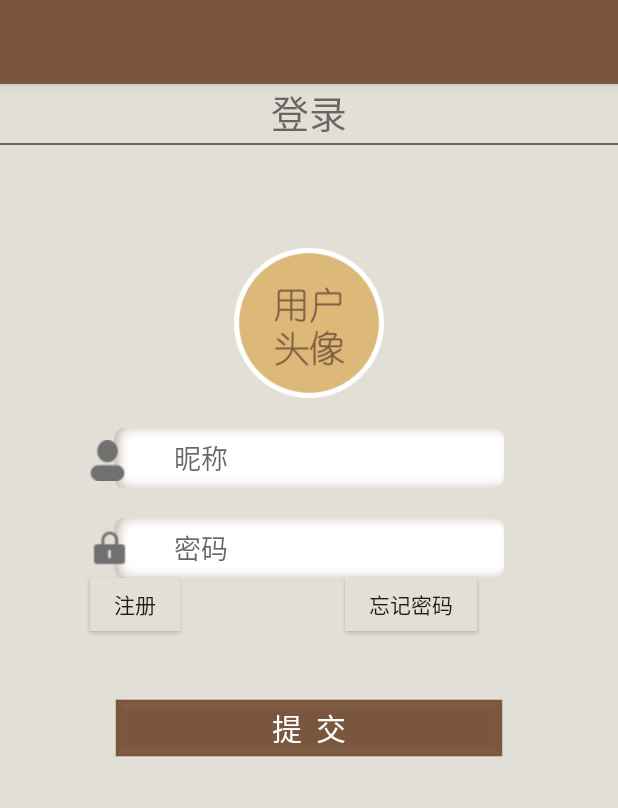
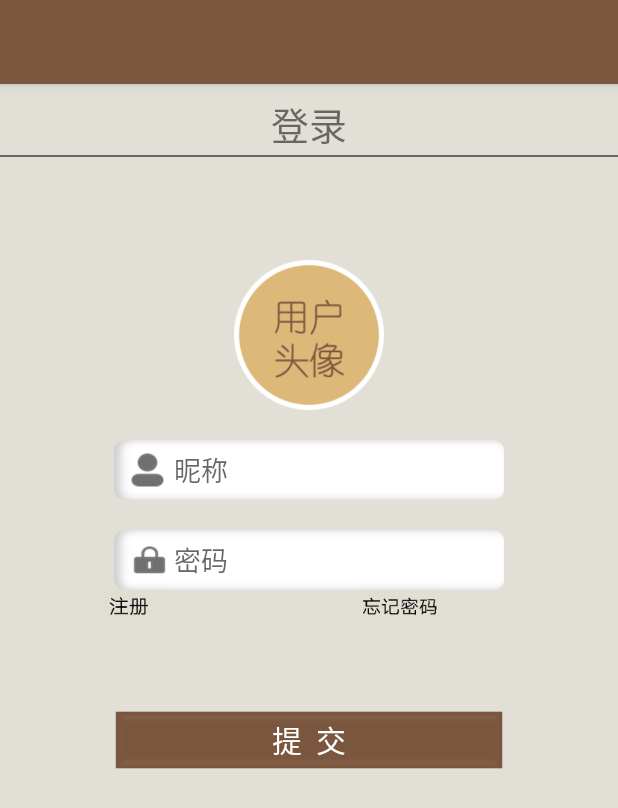
Before and after one commit to quhongjuan/fangyan2, an Android app: the login screen opened directly, with no data from a screen before it, on a phone screen of 412 x 824 dp. Shown: the top 808 px of the screen. Run offline under Robolectric (Android 15) with nearby library versions, the phone set to English and light mode, and no system bars.

Commit message:
替换图标

```diff
--- a/app/src/main/AndroidManifest.xml
+++ b/app/src/main/AndroidManifest.xml
@@ -16,8 +16,8 @@
 
     <application
         android:allowBackup="true"
-        android:icon="@mipmap/ic_launcher"
-        android:label="@string/app_name"
+        android:icon="@mipmap/ic_launcher1"
+        android:label="方言识别"
         android:roundIcon="@mipmap/ic_launcher_round"
         android:largeHeap="true"
         android:supportsRtl="true"
--- a/app/src/main/java/com/example/hh/fangyan2/activity/MainActivity.java
+++ b/app/src/main/java/com/example/hh/fangyan2/activity/MainActivity.java
@@ -61,7 +61,7 @@ public class MainActivity extends BaseActivity {
         mNavigationView = $(R.id.navigation_view);
 
 
-        mToolbar.setTitle("方言识別");
+        mToolbar.setTitle("方言识别");
 
         //这句一定要在下面几句之前调用，不然就会出现点击无反应
         setSupportActionBar(mToolbar);
--- a/app/src/main/java/com/example/hh/fangyan2/activity/login.java
+++ b/app/src/main/java/com/example/hh/fangyan2/activity/login.java
@@ -23,8 +23,8 @@ import okhttp3.Response;
 
 public class login extends AppCompatActivity{
 
-    private Button bt1;
-    private Button bt2;
+    private android.widget.ImageButton bt1;
+    private android.widget.ImageButton bt2;
     private Button bt3;
     private EditText name;
     private EditText pass;
@@ -58,8 +58,8 @@ public class login extends AppCompatActivity{
         super.onCreate(savedInstanceState);
         setContentView(R.layout.login);
 
-        bt1=(Button)findViewById(R.id.zhuce);
-        bt2=(Button)findViewById(R.id.wangji);
+        bt1=(android.widget.ImageButton)findViewById(R.id.zhuce);
+        bt2=(android.widget.ImageButton)findViewById(R.id.wangji);
         bt3=findViewById(R.id.button3);
         name=(EditText)findViewById(R.id.editText2) ;
         pass=(EditText)findViewById(R.id.editText);
--- a/app/src/main/res/layout/login.xml
+++ b/app/src/main/res/layout/login.xml
@@ -32,7 +32,7 @@
         android:text="登录"
         android:textSize="25dp"
         android:layout_centerHorizontal="true"
-        android:layout_marginTop="55dp"/>
+        android:layout_marginTop="63dp"/>
 
     <View
         android:layout_width="wrap_content"
@@ -60,44 +60,26 @@
         android:layout_below="@+id/img"
         android:layout_width="260dp"
         android:layout_height="40dp"
-        android:background="@drawable/blank"
+        android:background="@drawable/blank1"
         android:hint="昵称"
         android:paddingLeft="40dp"
         android:layout_marginTop="20dp"
         android:layout_centerHorizontal="true"
         />
 
-    <ImageView
-        android:layout_below="@id/img"
-        android:layout_marginTop="28dp"
-        android:layout_marginLeft="58dp"
-        android:layout_width="27dp"
-        android:layout_height="27dp"
-        android:background="@drawable/user"
-        />
 
     <EditText
         android:id="@+id/editText"
         android:layout_below="@+id/editText2"
         android:layout_width="260dp"
         android:layout_height="40dp"
-        android:background="@drawable/blank"
+        android:background="@drawable/blank2"
         android:hint="密码"
         android:paddingLeft="40dp"
         android:layout_marginTop="20dp"
         android:layout_centerHorizontal="true"
         />
 
-
-
-
-    <ImageView
-        android:layout_width="30dp"
-        android:layout_height="30dp"
-        android:background="@drawable/lock"
-        android:layout_below="@+id/editText2"
-        android:layout_marginTop="25dp"
-        android:layout_marginLeft="58dp"/>
 
     <Button
         android:id="@+id/button3"
@@ -111,21 +93,20 @@
         android:layout_centerHorizontal="true"
         android:layout_marginTop="80dp"/>
 
-    <Button
+    <ImageButton
         android:id="@+id/wangji"
         android:layout_below="@id/editText"
         android:layout_width="wrap_content"
-        android:layout_height="35dp"
-        android:background="#e2dFd6"
-        android:layout_marginLeft="230dp"
-        android:text="忘记密码" />
+        android:layout_height="wrap_content"
+        android:background="@drawable/background"
+        android:layout_marginLeft="240dp"
+        />
 
-    <Button
+    <ImageButton
         android:id="@+id/zhuce"
-        android:layout_width="60dp"
-        android:layout_height="35dp"
-        android:background="#e2dFd6"
-        android:text="注册"
+        android:layout_width="wrap_content"
+        android:layout_height="wrap_content"
+        android:background="@drawable/background1"
        android:layout_below="@+id/editText"
         android:layout_marginTop="0dp"
         android:layout_marginLeft="60dp"/>
--- a/app/src/main/res/layout/result.xml
+++ b/app/src/main/res/layout/result.xml
@@ -74,7 +74,7 @@
 
             <TextView
                 android:id="@+id/text"
-                android:text="          目前我们APP只能识别6种方言（长沙话、河北话、闽南话、客家话、上海话和南昌话六种地方方言）,对于其他各地的方言真的识别不了，请确保您的语言在我们识别的范围内｡◕‿◕｡"
+                android:text="          目前我们APP只能识别6种方言（长沙话、河北话、南昌话、上海话、四川话和合肥话六种地方方言）,对于其他各地的方言真的识别不了，请确保您的语言在我们识别的范围内｡◕‿◕｡"
                 android:layout_width="match_parent"
                 android:textSize="20dp"
                 android:layout_marginTop="25dp"
--- a/app/src/main/res/mipmap-anydpi-v26/ic_launcher.xml
+++ b/app/src/main/res/mipmap-anydpi-v26/ic_launcher.xml
@@ -1,5 +1,5 @@
 <?xml version="1.0" encoding="utf-8"?>
 <adaptive-icon xmlns:android="http://schemas.android.com/apk/res/android">
-    <background android:drawable="@drawable/ic_launcher_background" />
-    <foreground android:drawable="@drawable/ic_launcher_foreground" />
+<background android:drawable="@drawable/ic_launcher_background" />
+<foreground android:drawable="@drawable/ic_launcher_foreground" />
 </adaptive-icon>
```
Also changed, not shown: app/src/main/res/layout/change_password.xml (+4 -27 lines), app/src/main/res/layout/forget_password.xml (+3 -26 lines), app/src/main/res/layout/login2.xml (+3 -27 lines), app/src/main/res/drawable-hdpi/blank1.png (added), app/src/main/res/drawable-hdpi/blank2.png (added), app/src/main/res/drawable-xxxhdpi/background.jpg (added), app/src/main/res/drawable-xxxhdpi/background1.jpg (added), app/src/main/res/mipmap-hdpi/ic_launcher1.png (added).
